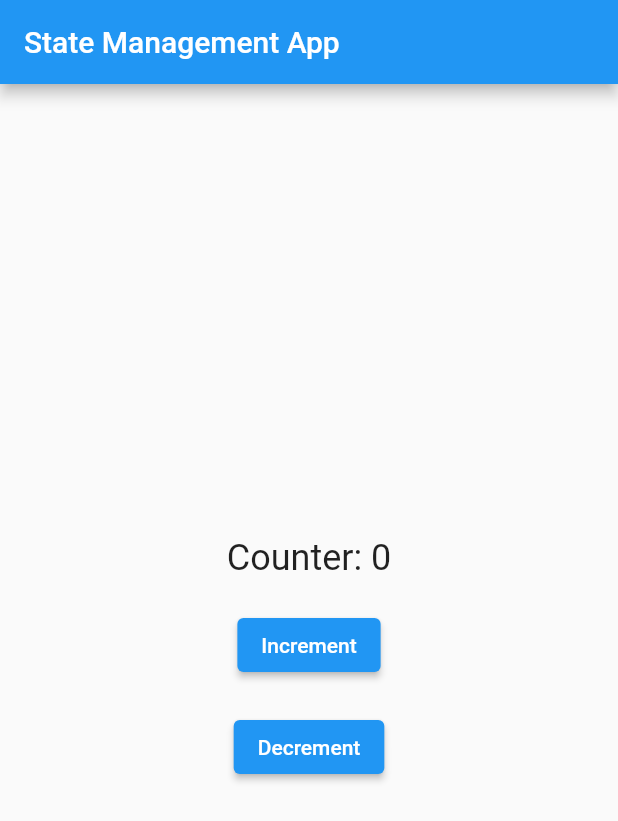
After one commit to penguinExp/pristine_proto, a Flutter app: the screen it shows after launch, on a phone screen of 412 x 824 dp. The commit adds this screen. Shown: the top 821 px of the screen. Run offline on Flutter 3.47's test engine with Material 2 defaults, Android fonts, the phone set to English and light mode, and no system bars.

Commit message:
prototype with valueNotifier

```diff
--- a/lib/main.dart
+++ b/lib/main.dart
@@ -1,6 +1,6 @@
 import 'package:flutter/material.dart';
 
-import 'stream/stream_test.dart';
+import 'value_notifier/value_test.dart';
 
 void main() {
   runApp(const MyApp());
@@ -17,7 +17,7 @@ class MyApp extends StatelessWidget {
       theme: ThemeData(
         primarySwatch: Colors.blue,
       ),
-      home: const StreamCounter(),
+      home: const ValueCounter(),
     );
   }
 }
--- /dev/null
+++ b/lib/value_notifier/value_notifier_proto.dart
@@ -0,0 +1,48 @@
+import 'package:flutter/material.dart';
+
+class ValueManager<T> {
+  late T _state;
+  late ValueNotifier<T> _valueNotifier;
+
+  ValueManager(T defaultState) {
+    _state = defaultState;
+    _valueNotifier = ValueNotifier(_state);
+  }
+
+  T get state => _state;
+
+  ValueNotifier<T> get valueNotifier => _valueNotifier;
+
+  void setValue(T value) {
+    _state = value;
+    _valueNotifier.value = _state;
+  }
+
+  void update(T Function(T) updateCallback) {
+    setValue(updateCallback(_state));
+  }
+
+  void dispose() {
+    _valueNotifier.dispose();
+  }
+}
+
+class ValueWidget<T> extends StatelessWidget {
+  final Widget Function(T data) widget;
+  final ValueManager<T> stateManager;
+  const ValueWidget({
+    Key? key,
+    required this.widget,
+    required this.stateManager,
+  }) : super(key: key);
+
+  @override
+  Widget build(BuildContext context) {
+    return ValueListenableBuilder(
+      valueListenable: stateManager.valueNotifier,
+      builder: (context, value, _) {
+        return widget(value);
+      },
+    );
+  }
+}
--- /dev/null
+++ b/lib/value_notifier/value_test.dart
@@ -0,0 +1,61 @@
+import 'package:flutter/material.dart';
+
+import 'value_notifier_proto.dart';
+
+class ValueCounter extends StatefulWidget {
+  const ValueCounter({Key? key}) : super(key: key);
+
+  @override
+  State<ValueCounter> createState() => _ValueCounterState();
+}
+
+class _ValueCounterState extends State<ValueCounter> {
+  final valueManager = ValueManager(0);
+
+  @override
+  void dispose() {
+    super.dispose();
+    valueManager.dispose();
+  }
+
+  @override
+  Widget build(BuildContext context) {
+    return Scaffold(
+      appBar: AppBar(
+        title: const Text('State Management App'),
+      ),
+      body: Center(
+        child: Column(
+          mainAxisAlignment: MainAxisAlignment.center,
+          children: [
+            ValueWidget<int>(
+              stateManager: valueManager,
+              widget: (data) {
+                return Text(
+                  'Counter: $data',
+                  style: const TextStyle(fontSize: 24),
+                );
+              },
+            ),
+            const SizedBox(height: 20),
+            ElevatedButton(
+              child: const Text('Increment'),
+              onPressed: () => valueManager.update((i) => i + 1),
+            ),
+            const SizedBox(height: 20),
+            ElevatedButton(
+              child: const Text('Decrement'),
+              onPressed: () => valueManager.update((i) {
+                if (i <= 0) {
+                  return i;
+                }
+
+                return i - 1;
+              }),
+            ),
+          ],
+        ),
+      ),
+    );
+  }
+}
```
Also changed, not shown: 1 other file.
